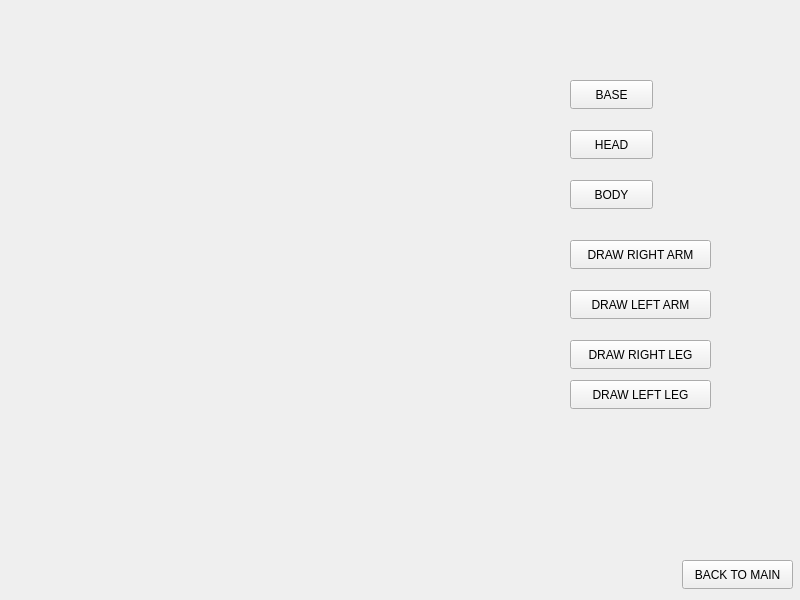
Above: ctrial/playscreen.ui from padure11/Proiect-C- before the change. Below: the same form after it.
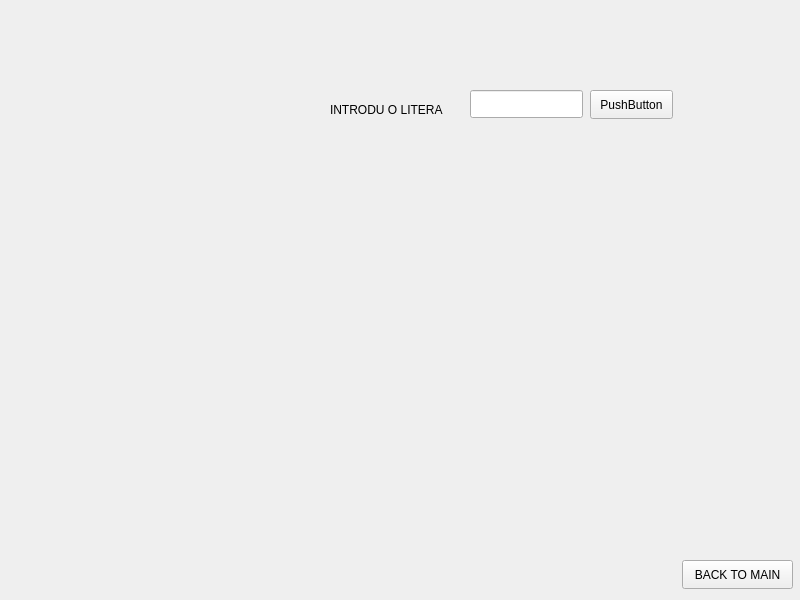
That is the form after the change.

What changed in the file:
```diff
--- a/ctrial/playscreen.ui
+++ b/ctrial/playscreen.ui
@@ -26,95 +26,40 @@
     <string>BACK TO MAIN</string>
    </property>
   </widget>
-  <widget class="QPushButton" name="drawbase">
+  <widget class="QLineEdit" name="literainput">
    <property name="geometry">
     <rect>
-     <x>570</x>
-     <y>80</y>
-     <width>83</width>
-     <height>29</height>
+     <x>470</x>
+     <y>90</y>
+     <width>113</width>
+     <height>28</height>
     </rect>
    </property>
-   <property name="text">
-    <string>BASE</string>
-   </property>
   </widget>
-  <widget class="QPushButton" name="drawhead">
+  <widget class="QLabel" name="label">
    <property name="geometry">
     <rect>
-     <x>570</x>
-     <y>130</y>
-     <width>83</width>
-     <height>29</height>
+     <x>330</x>
+     <y>100</y>
+     <width>141</width>
+     <height>20</height>
     </rect>
    </property>
    <property name="text">
-    <string>HEAD</string>
+    <string>INTRODU O LITERA </string>
    </property>
   </widget>
   <widget class="QPushButton" name="drawbody">
    <property name="geometry">
     <rect>
-     <x>570</x>
-     <y>180</y>
+     <x>590</x>
+     <y>90</y>
      <width>83</width>
      <height>29</height>
     </rect>
    </property>
    <property name="text">
-    <string>BODY</string>
-   </property>
-  </widget>
-  <widget class="QPushButton" name="drawrightarm">
-   <property name="geometry">
-    <rect>
-     <x>570</x>
-     <y>240</y>
-     <width>141</width>
-     <height>29</height>
-    </rect>
-   </property>
-   <property name="text">
-    <string>DRAW RIGHT ARM</string>
-   </property>
-  </widget>
-  <widget class="QPushButton" name="drawleftarm">
-   <property name="geometry">
-    <rect>
-     <x>570</x>
-     <y>290</y>
-     <width>141</width>
-     <height>29</height>
-    </rect>
-   </property>
-   <property name="text">
-    <string>DRAW LEFT ARM</string>
-   </property>
-  </widget>
-  <widget class="QPushButton" name="drawrightleg">
-   <property name="geometry">
-    <rect>
-     <x>570</x>
-     <y>340</y>
-     <width>141</width>
-     <height>29</height>
-    </rect>
-   </property>
-   <property name="text">
-    <string>DRAW RIGHT LEG</string>
-   </property>
-  </widget>
-  <widget class="QPushButton" name="drawleftleg">
-   <property name="geometry">
-    <rect>
-     <x>570</x>
-     <y>380</y>
-     <width>141</width>
-     <height>29</height>
-    </rect>
-   </property>
-   <property name="text">
-    <string>DRAW LEFT LEG</string>
+    <string>PushButton</string>
    </property>
   </widget>
  </widget>
```
Left out of the diff: 2 changed lines with no effect on the pictures.
